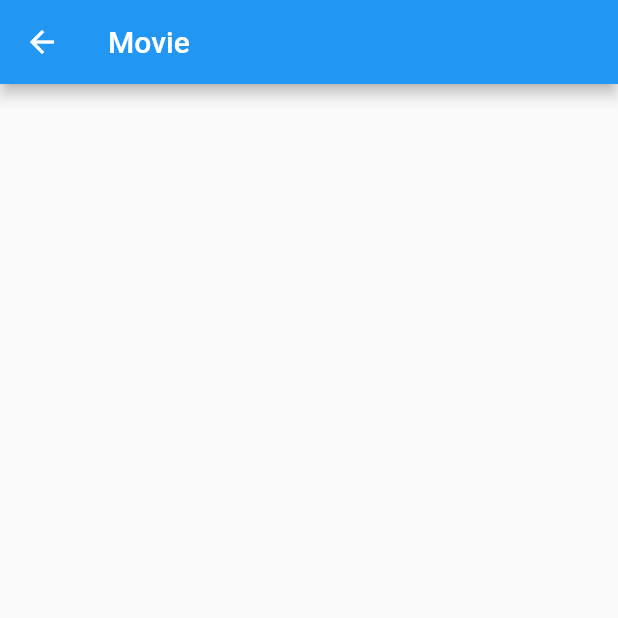
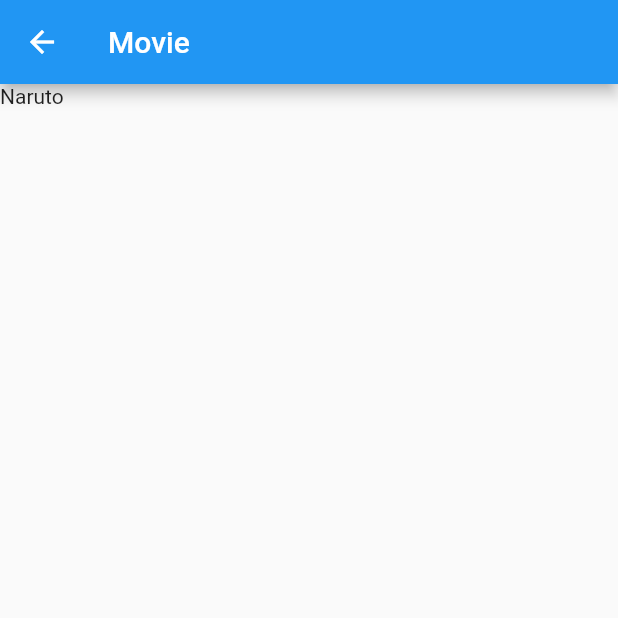
Before and after one commit to triyono777/my_favorite, a Flutter app: the HomePage screen opened directly, after a tap on "Movie", on a phone screen of 412 x 824 dp, the top half of it. Run offline on Flutter 3.47's test engine with Material 2 defaults, Android fonts, the phone set to English and light mode, and no system bars.

Commit message:
add list

```diff
--- a/lib/home_page.dart
+++ b/lib/home_page.dart
@@ -1,4 +1,5 @@
 import 'package:flutter/material.dart';
+import 'package:my_favorite/item_model.dart';
 import 'package:my_favorite/kategori_page.dart';
 
 class HomePage extends StatefulWidget {
@@ -11,6 +12,14 @@ class HomePage extends StatefulWidget {
 }
 
 class _HomePageState extends State<HomePage> {
+  List<ItemModel> listMovie = <ItemModel>[
+    ItemModel(
+      judul: 'Naruto',
+      deskripsi: 'Filem Naruto',
+      imageurl: 'Imge url',
+    ),
+  ];
+
   @override
   Widget build(BuildContext context) {
     return Scaffold(
@@ -23,10 +32,27 @@ class _HomePageState extends State<HomePage> {
           Expanded(
             child: ListView(
               children: [
-                TemplateCard(judul: 'Movie',jumlah: 6,warna: Colors.red,),
-                TemplateCard(judul: 'Music',jumlah: 6,warna: Colors.green,),
-                TemplateCard(judul: 'Book',jumlah: 6,warna: Colors.purple,),
-                TemplateCard(judul: 'Anime',jumlah: 6,warna: Colors.orange,),
+                TemplateCard(
+                  judul: 'Movie',
+                  jumlah: 6,
+                  warna: Colors.red,
+                  listItem: listMovie,
+                ),
+                TemplateCard(
+                  judul: 'Music',
+                  jumlah: 6,
+                  warna: Colors.green,
+                ),
+                TemplateCard(
+                  judul: 'Book',
+                  jumlah: 6,
+                  warna: Colors.purple,
+                ),
+                TemplateCard(
+                  judul: 'Anime',
+                  jumlah: 6,
+                  warna: Colors.orange,
+                ),
               ],
             ),
           ),
@@ -40,28 +66,34 @@ class TemplateCard extends StatelessWidget {
   final String judul;
   final int jumlah;
   final Color warna;
+  final List<ItemModel> listItem;
+
   const TemplateCard({
-    Key key, this.judul='judul', this.jumlah, this.warna = Colors.red,
+    Key key,
+    this.judul = 'judul',
+    this.jumlah,
+    this.warna = Colors.red, this.listItem,
   }) : super(key: key);
 
   @override
   Widget build(BuildContext context) {
     return Padding(
-      padding: const EdgeInsets.symmetric(vertical: 8,horizontal: 16),
+      padding: const EdgeInsets.symmetric(vertical: 8, horizontal: 16),
       child: GestureDetector(
-        onTap: (){
-          Navigator.of(context ).push(MaterialPageRoute(builder: (ctx)=>KategoriPage(kategori: judul,)));
+        onTap: () {
+          Navigator.of(context).push(MaterialPageRoute(
+              builder: (ctx) => KategoriPage(
+                    kategori: judul,
+                listItem: listItem,
+                  )));
         },
         child: Container(
-          decoration: BoxDecoration(
-            borderRadius: BorderRadius.circular(15),
-              gradient: LinearGradient(
-                  begin: Alignment.centerLeft,
-                  end: Alignment.centerRight,
-                  colors: [warna.withOpacity(0.5), warna])
-          ),
+          decoration: BoxDecoration(borderRadius: BorderRadius.circular(15), gradient: LinearGradient(begin: Alignment.centerLeft, end: Alignment.centerRight, colors: [warna.withOpacity(0.5), warna])),
           child: ListTile(
-            title: Text('$judul',style: TextStyle(fontSize: 28,color: Colors.white),),
+            title: Text(
+              '$judul',
+              style: TextStyle(fontSize: 28, color: Colors.white),
+            ),
             subtitle: Text('$jumlah Items'),
           ),
         ),
--- /dev/null
+++ b/lib/item_model.dart
@@ -0,0 +1,8 @@
+class ItemModel{
+ final String judul;
+ final String deskripsi;
+ final String imageurl;
+
+
+  ItemModel({this.judul, this.deskripsi, this.imageurl});
+}
--- a/lib/kategori_page.dart
+++ b/lib/kategori_page.dart
@@ -1,9 +1,12 @@
 import 'package:flutter/material.dart';
+import 'package:my_favorite/item_model.dart';
 
 class KategoriPage extends StatefulWidget {
   final String kategori;
+  final List<ItemModel> listItem;
 
-  const KategoriPage({Key key, this.kategori='Kategori'}) : super(key: key);
+  const KategoriPage({Key key, this.kategori = 'Kategori', this.listItem}) : super(key: key);
+
   @override
   _KategoriPageState createState() => _KategoriPageState();
 }
@@ -15,6 +18,13 @@ class _KategoriPageState extends State<KategoriPage> {
       appBar: AppBar(
         title: Text('${widget.kategori}'),
       ),
+      body: GridView.count(
+        crossAxisCount: widget.listItem.length,
+        children: List.generate(
+          widget.listItem.length,
+          (index) => Text(widget.listItem[index].judul),
+        ),
+      ),
     );
   }
 }
```
